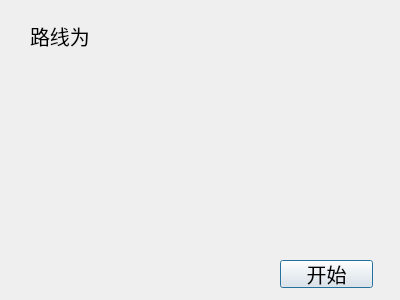
Qt form TouristUI/outputroutedlg.ui (Bamboo0206/Tourist_UI) before a commit.
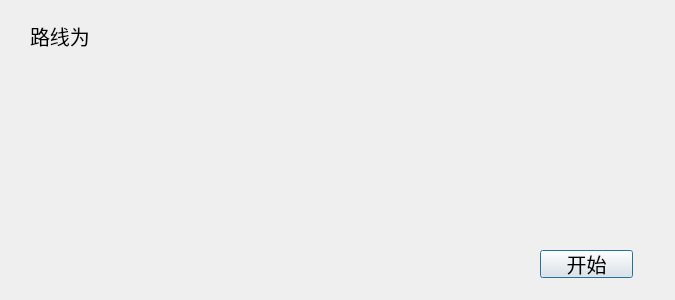
The same form after that commit.

The edit to the form file:
```diff
--- a/TouristUI/outputroutedlg.ui
+++ b/TouristUI/outputroutedlg.ui
@@ -6,7 +6,7 @@
    <rect>
     <x>0</x>
     <y>0</y>
-    <width>400</width>
+    <width>675</width>
     <height>300</height>
    </rect>
   </property>
@@ -34,8 +34,8 @@
   <widget class="QPushButton" name="start_btn">
    <property name="geometry">
     <rect>
-     <x>280</x>
-     <y>260</y>
+     <x>540</x>
+     <y>250</y>
      <width>93</width>
      <height>28</height>
     </rect>
@@ -54,7 +54,7 @@
     <rect>
      <x>40</x>
      <y>70</y>
-     <width>331</width>
+     <width>601</width>
      <height>161</height>
     </rect>
    </property>
```
